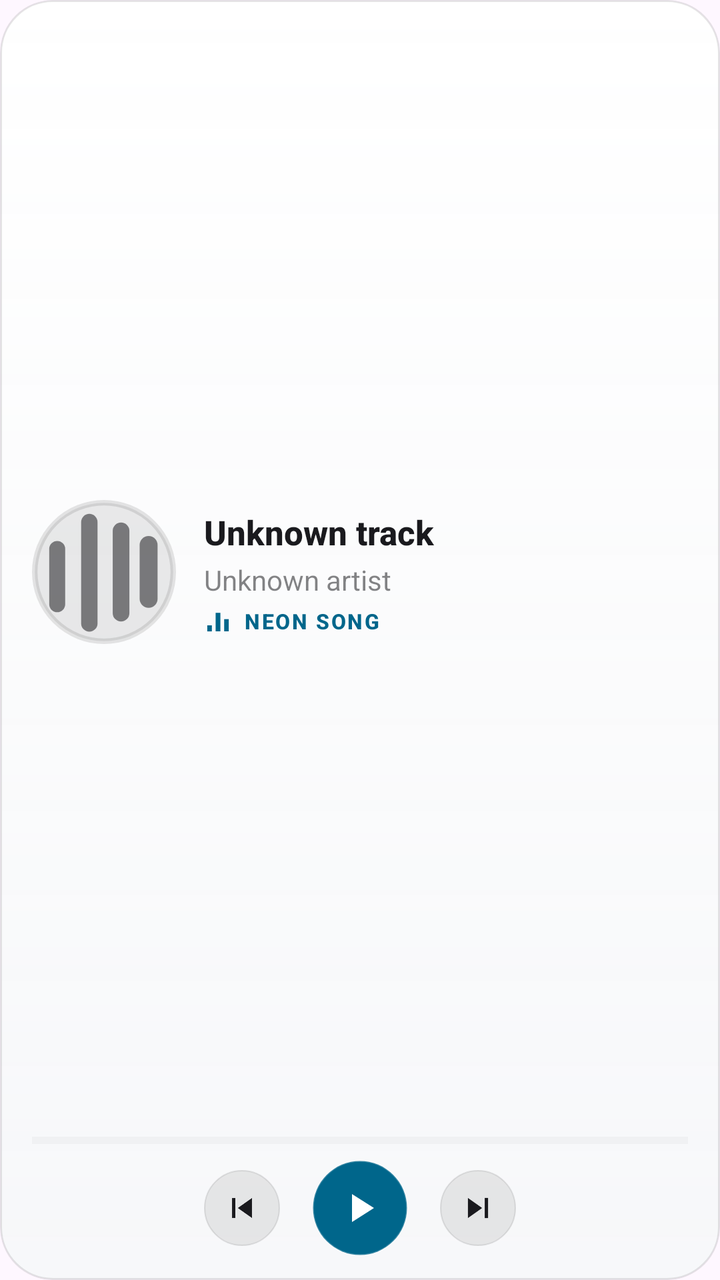
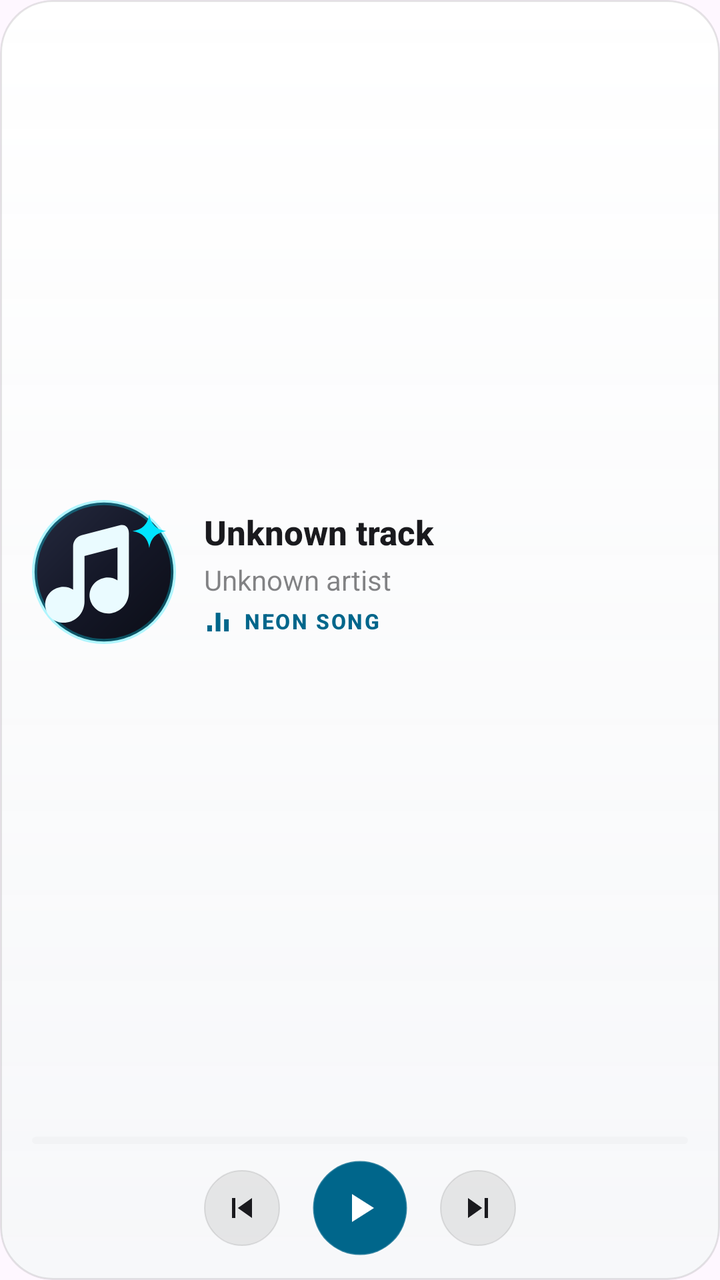

The first picture is an Android layout as it rendered before a commit; the second is the same layout after the commit. The layout source and the unified diff follow.
<!-- AndroidManifest.xml: application theme Theme.NeonSong.Splash -->
<!-- res/layout/widget_now_playing_expanded.xml -->
<?xml version="1.0" encoding="utf-8"?>
<LinearLayout xmlns:android="http://schemas.android.com/apk/res/android"
    android:id="@+id/widget_root"
    android:layout_width="match_parent"
    android:layout_height="match_parent"
    android:background="@drawable/widget_ref_background"
    android:clipToOutline="true"
    android:gravity="center_vertical"
    android:orientation="vertical"
    android:paddingStart="16dp"
    android:paddingEnd="16dp"
    android:paddingTop="12dp"
    android:paddingBottom="12dp">

    
    <LinearLayout
        android:id="@+id/widget_empty_group"
        android:layout_width="match_parent"
        android:layout_height="wrap_content"
        android:gravity="center_vertical"
        android:orientation="horizontal"
        android:visibility="gone">

        <ImageView
            android:id="@+id/widget_empty_icon"
            android:layout_width="60dp"
            android:layout_height="60dp"
            android:contentDescription="@null"
            android:src="@drawable/widget_art_placeholder" />

        <LinearLayout
            android:layout_width="0dp"
            android:layout_height="wrap_content"
            android:layout_marginStart="14dp"
            android:layout_weight="1"
            android:orientation="vertical">

            <TextView
                android:id="@+id/widget_empty_title"
                android:layout_width="match_parent"
                android:layout_height="wrap_content"
                android:ellipsize="end"
                android:fontFamily="sans-serif-medium"
                android:maxLines="1"
                android:text="@string/widget_name"
                android:textColor="@color/widget_on_surface"
                android:textSize="17sp"
                android:textStyle="bold" />

            <TextView
                android:id="@+id/widget_empty_sub"
                android:layout_width="match_parent"
                android:layout_height="wrap_content"
                android:layout_marginTop="3dp"
                android:ellipsize="end"
                android:fontFamily="sans-serif"
                android:maxLines="1"
                android:text="@string/widget_description"
                android:textColor="@color/widget_on_surface_variant"
                android:textSize="13.5sp" />
        </LinearLayout>
    </LinearLayout>

    
    <LinearLayout
        android:id="@+id/widget_content_group"
        android:layout_width="match_parent"
        android:layout_height="match_parent"
        android:gravity="center_vertical"
        android:orientation="vertical">

        
        <LinearLayout
            android:layout_width="match_parent"
            android:layout_height="0dp"
            android:layout_weight="1"
            android:gravity="center_vertical"
            android:orientation="horizontal">

            <ImageView
                android:id="@+id/widget_art"
                android:layout_width="72dp"
                android:layout_height="72dp"
                android:contentDescription="@null"
                android:scaleType="centerCrop"
                android:src="@drawable/widget_art_placeholder" />

            <LinearLayout
                android:layout_width="0dp"
                android:layout_height="wrap_content"
                android:layout_marginStart="14dp"
                android:layout_weight="1"
                android:gravity="center_vertical"
                android:orientation="vertical">

                <TextView
                    android:id="@+id/widget_title"
                    android:layout_width="match_parent"
                    android:layout_height="wrap_content"
                    android:ellipsize="end"
                    android:fontFamily="sans-serif-medium"
                    android:maxLines="2"
                    android:text="Unknown track"
                    android:textColor="@color/widget_on_surface"
                    android:textSize="17sp"
                    android:textStyle="bold" />

                <TextView
                    android:id="@+id/widget_subtitle"
                    android:layout_width="match_parent"
                    android:layout_height="wrap_content"
                    android:layout_marginTop="3dp"
                    android:ellipsize="end"
                    android:fontFamily="sans-serif"
                    android:maxLines="1"
                    android:text="Unknown artist"
                    android:textColor="@color/widget_on_surface_variant"
                    android:textSize="14sp" />

                <LinearLayout
                    android:id="@+id/widget_eq_group"
                    android:layout_width="wrap_content"
                    android:layout_height="wrap_content"
                    android:layout_marginTop="4dp"
                    android:gravity="center_vertical"
                    android:orientation="horizontal">

                    <ImageView
                        android:id="@+id/widget_eq_icon"
                        android:layout_width="14dp"
                        android:layout_height="14dp"
                        android:contentDescription="@null"
                        android:src="@drawable/widget_eq_frame_0" />

                    <TextView
                        android:id="@+id/widget_state"
                        android:layout_width="wrap_content"
                        android:layout_height="wrap_content"
                        android:layout_marginStart="6dp"
                        android:fontFamily="sans-serif-medium"
                        android:letterSpacing="0.08"
                        android:textAllCaps="true"
                        android:text="NEON SONG"
                        android:textColor="@color/widget_primary"
                        android:textSize="10.5sp"
                        android:textStyle="bold" />
                </LinearLayout>
            </LinearLayout>
        </LinearLayout>

        
        <LinearLayout
            android:id="@+id/widget_progress_row"
            android:layout_width="match_parent"
            android:layout_height="wrap_content"
            android:layout_marginTop="8dp"
            android:layout_marginBottom="8dp"
            android:gravity="center_vertical"
            android:orientation="horizontal">

            <ProgressBar
                android:id="@+id/widget_progress"
                style="?android:attr/progressBarStyleHorizontal"
                android:layout_width="match_parent"
                android:layout_height="3.5dp"
                android:max="1000"
                android:progress="0"
                android:progressBackgroundTint="@color/widget_track"
                android:progressTint="@color/widget_primary" />
        </LinearLayout>

        
        <LinearLayout
            android:id="@+id/widget_controls_group"
            android:layout_width="match_parent"
            android:layout_height="wrap_content"
            android:gravity="center"
            android:orientation="horizontal">

            <ImageButton
                android:id="@+id/widget_prev"
                android:layout_width="38dp"
                android:layout_height="38dp"
                android:background="@drawable/widget_circle"
                android:contentDescription="@string/desc_previous"
                android:padding="9dp"
                android:scaleType="fitCenter"
                android:src="@drawable/ic_widget_skip_previous"
                android:tint="@color/widget_icon_tint" />

            <FrameLayout
                android:id="@+id/widget_play_pause_container"
                android:layout_width="48dp"
                android:layout_height="48dp"
                android:layout_marginStart="16dp"
                android:layout_marginEnd="16dp"
                android:background="@drawable/widget_play_pill">

                <ImageView
                    android:id="@+id/widget_play_pause"
                    android:layout_width="24dp"
                    android:layout_height="24dp"
                    android:layout_gravity="center"
                    android:contentDescription="@string/desc_play_pause"
                    android:src="@drawable/ic_widget_play"
                    android:tint="@color/widget_on_primary" />
            </FrameLayout>

            <FrameLayout
                android:id="@+id/widget_next_container"
                android:layout_width="38dp"
                android:layout_height="38dp"
                android:background="@drawable/widget_circle">

                <ImageButton
                    android:id="@+id/widget_next"
                    android:layout_width="match_parent"
                    android:layout_height="match_parent"
                    android:background="@android:color/transparent"
                    android:contentDescription="@string/desc_next"
                    android:padding="9dp"
                    android:scaleType="fitCenter"
                    android:src="@drawable/ic_widget_skip_next"
                    android:tint="@color/widget_icon_tint" />
            </FrameLayout>
        </LinearLayout>
    </LinearLayout>
</LinearLayout>
<!-- resources referenced by this layout -->
<resources>
  <color name="widget_icon_tint">#FF1A1A1E</color>
  <color name="widget_on_primary">#FF000000</color>
  <color name="widget_on_surface">#FF1A1A1E</color>
  <color name="widget_on_surface_variant">#8A1A1A1E</color>
  <color name="widget_primary">#FF00E5FF</color>
  <color name="widget_track">#1C000000</color>
  <!-- drawable widget_art_placeholder (drawable) -->
  <?xml version="1.0" encoding="utf-8"?>
  <layer-list xmlns:android="http://schemas.android.com/apk/res/android">
      <item>
          <shape android:shape="rectangle">
              <corners android:radius="14dp" />
              <solid android:color="@color/widget_surface_variant" />
              <stroke
                  android:width="1dp"
                  android:color="@color/widget_hairline" />
          </shape>
      </item>
      <item
          android:width="26dp"
          android:height="26dp"
          android:gravity="center"
          android:drawable="@drawable/ic_widget_logo_mark" />
  </layer-list>
  <!-- drawable widget_play_pill (drawable) -->
  <?xml version="1.0" encoding="utf-8"?>
  <shape xmlns:android="http://schemas.android.com/apk/res/android"
      android:shape="oval">
      <solid android:color="@color/widget_primary" />
      <stroke
          android:width="1dp"
          android:color="#33FFFFFF" />
  </shape>
  <string name="desc_next">Next</string>
  <string name="desc_play_pause">Play or pause</string>
  <string name="desc_previous">Previous</string>
  <string name="widget_description">Artwork, track details and playback controls for every media app</string>
  <string name="widget_name">Neon Song Player</string>
  <color name="widget_surface_variant">#14000000</color>
  <color name="widget_hairline">#1A000000</color>
  <!-- drawable ic_widget_logo_mark (drawable) -->
  <vector xmlns:android="http://schemas.android.com/apk/res/android"
      android:width="24dp"
      android:height="24dp"
      android:viewportWidth="108"
      android:viewportHeight="108">
      <path
          android:fillColor="@color/widget_on_surface_variant"
          android:pathData="M12.92,36.47 A5.99,5.99 0 0 1 24.89,36.47 L24.89,78.39 A5.99,5.99 0 0 1 12.92,78.39 Z" />
      <path
          android:fillColor="@color/widget_on_surface_variant"
          android:pathData="M36.86,16.58 A6.14,6.14 0 0 1 49.15,16.58 L49.15,92.58 A6.14,6.14 0 0 1 36.86,92.58 Z" />
      <path
          android:fillColor="@color/widget_on_surface_variant"
          android:pathData="M60.54,23.12 A6.25,6.25 0 0 1 73.04,23.12 L73.04,84.82 A6.25,6.25 0 0 1 60.54,84.82 Z" />
      <path
          android:fillColor="@color/widget_on_surface_variant"
          android:pathData="M80.74,33.72 A6.72,6.72 0 0 1 94.18,33.72 L94.18,74.17 A6.72,6.72 0 0 1 80.74,74.17 Z" />
  </vector>
  <color name="widget_eq_bar">#FF00E5FF</color>
  <color name="widget_surface_top">#F7FFFFFF</color>
  <color name="widget_surface">#E8F6F7F9</color>
  <color name="splash_background">#FF100F0F</color>
  <!-- drawable neon_song_splash_art (drawable) -->
  <?xml version="1.0" encoding="utf-8"?>
  <bitmap xmlns:android="http://schemas.android.com/apk/res/android"
      android:src="@drawable/beru_icon_3d"
      android:gravity="fill" />
  <!-- unchanged entries left out for length: 10 -->
</resources>

<!-- the commit's change to res/layout/widget_now_playing_expanded.xml (unified diff, before → after) -->
@@ -23,9 +23,10 @@
 
         <ImageView
             android:id="@+id/widget_empty_icon"
-            android:layout_width="60dp"
-            android:layout_height="60dp"
+            android:layout_width="62dp"
+            android:layout_height="62dp"
             android:contentDescription="@null"
+            android:scaleType="centerCrop"
             android:src="@drawable/widget_art_placeholder" />
 
         <LinearLayout
@@ -166,6 +167,7 @@
                 android:max="1000"
                 android:progress="0"
                 android:progressBackgroundTint="@color/widget_track"
+                android:progressDrawable="@drawable/widget_progress_bar"
                 android:progressTint="@color/widget_primary" />
         </LinearLayout>
 
<!-- resource entries referenced after the edit -->
@@ -11,16 +11,21 @@
   <layer-list xmlns:android="http://schemas.android.com/apk/res/android">
       <item>
           <shape android:shape="rectangle">
-              <corners android:radius="14dp" />
-              <solid android:color="@color/widget_surface_variant" />
+              <corners android:radius="18dp" />
+              <gradient
+                  android:angle="315"
+                  android:startColor="#FF252A3F"
+                  android:centerColor="#FF151828"
+                  android:endColor="#FF0B0D16"
+                  android:type="linear" />
               <stroke
                   android:width="1dp"
-                  android:color="@color/widget_hairline" />
+                  android:color="#4D00E5FF" />
           </shape>
       </item>
       <item
-          android:width="26dp"
-          android:height="26dp"
+          android:width="28dp"
+          android:height="28dp"
           android:gravity="center"
           android:drawable="@drawable/ic_widget_logo_mark" />
   </layer-list>
@@ -33,6 +38,24 @@
           android:width="1dp"
           android:color="#33FFFFFF" />
   </shape>
+  <!-- drawable widget_progress_bar (drawable) -->
+  <?xml version="1.0" encoding="utf-8"?>
+  <layer-list xmlns:android="http://schemas.android.com/apk/res/android">
+      <item android:id="@android:id/background">
+          <shape android:shape="rectangle">
+              <corners android:radius="100dp" />
+              <solid android:color="#30FFFFFF" />
+          </shape>
+      </item>
+      <item android:id="@android:id/progress">
+          <clip>
+              <shape android:shape="rectangle">
+                  <corners android:radius="100dp" />
+                  <solid android:color="#FFFFFFFF" />
+              </shape>
+          </clip>
+      </item>
+  </layer-list>
   <string name="desc_next">Next</string>
   <string name="desc_play_pause">Play or pause</string>
   <string name="desc_previous">Previous</string>
@@ -41,23 +64,19 @@
   <color name="widget_surface_variant">#14000000</color>
   <color name="widget_hairline">#1A000000</color>
   <!-- drawable ic_widget_logo_mark (drawable) -->
+  <?xml version="1.0" encoding="utf-8"?>
   <vector xmlns:android="http://schemas.android.com/apk/res/android"
-      android:width="24dp"
-      android:height="24dp"
-      android:viewportWidth="108"
-      android:viewportHeight="108">
+      android:width="28dp"
+      android:height="28dp"
+      android:viewportWidth="24"
+      android:viewportHeight="24">
+      
       <path
-          android:fillColor="@color/widget_on_surface_variant"
-          android:pathData="M12.92,36.47 A5.99,5.99 0 0 1 24.89,36.47 L24.89,78.39 A5.99,5.99 0 0 1 12.92,78.39 Z" />
+          android:fillColor="#FFEAFBFF"
+          android:pathData="M14.7,4.2 L8.3,5.85 C7.45,6.06 6.85,6.82 6.85,7.7 L6.85,14.95 C6.25,14.55 5.5,14.38 4.7,14.52 C3.02,14.82 1.92,16.4 2.26,18.02 C2.6,19.65 4.2,20.72 5.88,20.4 C7.58,20.08 8.75,18.62 8.75,16.88 L8.75,9.32 L14.25,7.9 L14.25,13.4 C13.65,13.0 12.9,12.83 12.1,12.97 C10.42,13.27 9.32,14.85 9.66,16.47 C10.0,18.1 11.6,19.17 13.28,18.85 C14.98,18.53 16.15,17.07 16.15,15.33 L16.15,5.55 C16.15,4.55 15.52,4.0 14.7,4.2 Z" />
       <path
-          android:fillColor="@color/widget_on_surface_variant"
-          android:pathData="M36.86,16.58 A6.14,6.14 0 0 1 49.15,16.58 L49.15,92.58 A6.14,6.14 0 0 1 36.86,92.58 Z" />
-      <path
-          android:fillColor="@color/widget_on_surface_variant"
-          android:pathData="M60.54,23.12 A6.25,6.25 0 0 1 73.04,23.12 L73.04,84.82 A6.25,6.25 0 0 1 60.54,84.82 Z" />
-      <path
-          android:fillColor="@color/widget_on_surface_variant"
-          android:pathData="M80.74,33.72 A6.72,6.72 0 0 1 94.18,33.72 L94.18,74.17 A6.72,6.72 0 0 1 80.74,74.17 Z" />
+          android:fillColor="#FF00E5FF"
+          android:pathData="M19.55,2.4 Q19.9,4.85 22.35,5.2 Q19.9,5.55 19.55,8.0 Q19.2,5.55 16.75,5.2 Q19.2,4.85 19.55,2.4 Z" />
   </vector>
   <color name="widget_eq_bar">#FF00E5FF</color>
   <color name="widget_surface_top">#F7FFFFFF</color>
